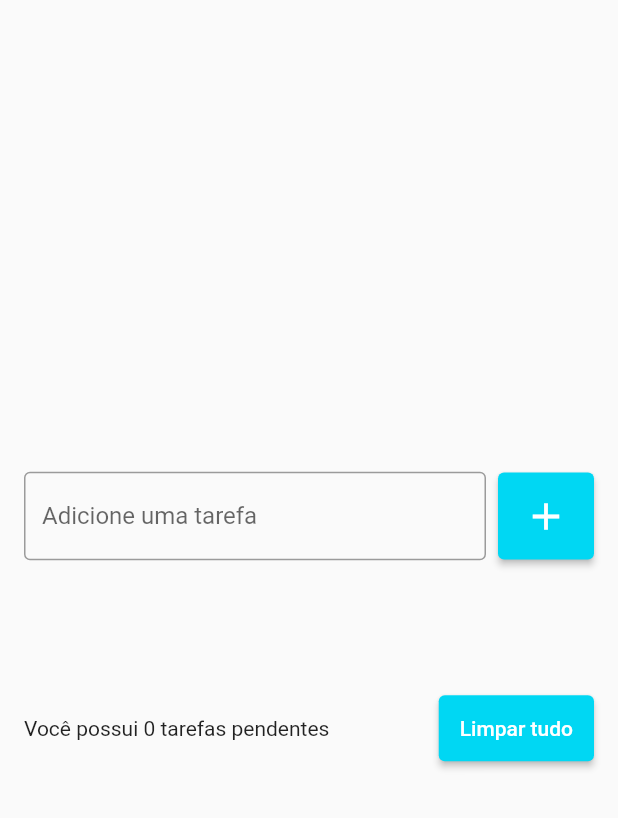
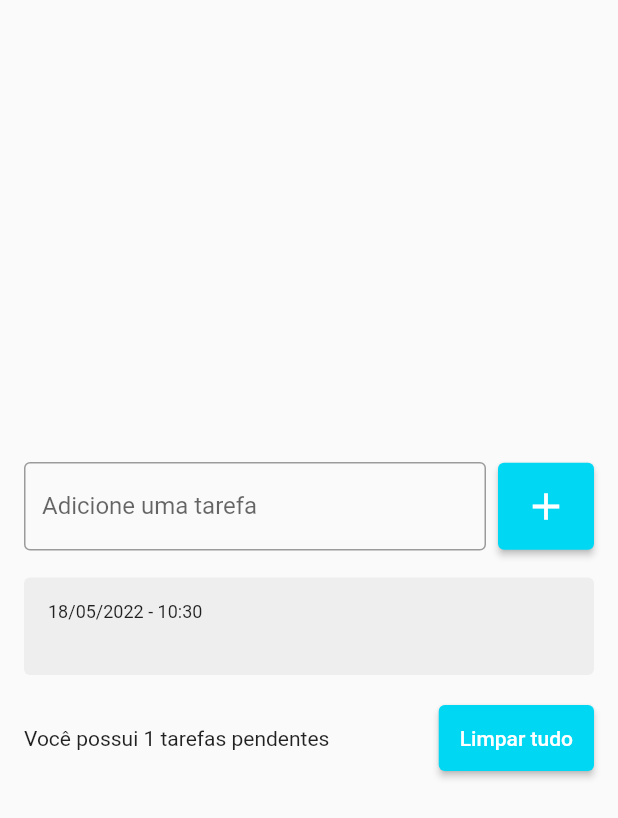
Before and after one commit to tiagolivrera/todo_list, a Flutter app: the screen it shows after launch, after a tap on the "add" icon, on a phone screen of 412 x 824 dp. Shown: the top 818 px of the screen. Run offline on Flutter 3.47's test engine with Material 2 defaults, Android fonts, the phone set to English and light mode, and no system bars; drawn by our look-alikes of flutter_slidable.

Commit message:
Fix day and time, todo items using flutter_slidable

```diff
--- a/lib/main.dart
+++ b/lib/main.dart
@@ -11,6 +11,7 @@ class MyApp extends StatelessWidget {
   @override
   Widget build(BuildContext context) {
     return MaterialApp(
+      debugShowCheckedModeBanner: false, // retira a marcacao de debug no app
       home: TodoListPage(),
     );
   }
--- /dev/null
+++ b/lib/models/todo.dart
@@ -0,0 +1,6 @@
+class Todo {
+  Todo({required this.title, required this.dateTime});
+
+  String title;
+  DateTime dateTime;
+}
--- a/lib/pages/todo_list_page.dart
+++ b/lib/pages/todo_list_page.dart
@@ -1,4 +1,6 @@
 import 'package:flutter/material.dart';
+import 'package:todo_list/models/todo.dart';
+import 'package:todo_list/widgets/todo_list_item.dart';
 
 class TodoListPage extends StatefulWidget {
   TodoListPage({Key? key}) : super(key: key);
@@ -10,14 +12,16 @@ class TodoListPage extends StatefulWidget {
 class _TodoListPageState extends State<TodoListPage> {
   final TextEditingController todoController = TextEditingController();
 
-  List<String> todos = [];
+  List<Todo> todos = [];
 
   @override
   Widget build(BuildContext context) {
-    return Scaffold(
+    return SafeArea(
+      // mantem os componentes dentro da area segura da tela
+      child: Scaffold(
         body: Center(
           child: Padding(
-          padding: const EdgeInsets.symmetric(horizontal: 16),
+            padding: const EdgeInsets.all(16),
             child: Column(
               mainAxisSize: MainAxisSize.min,
               children: [
@@ -41,9 +45,14 @@ class _TodoListPageState extends State<TodoListPage> {
                       onPressed: () {
                         String text = todoController.text;
                         setState(() {
-                        todos.add(text);
+                          Todo newTodo = Todo(
+                            title: text,
+                            dateTime: DateTime.now(),
+                          );
+                          todos.add(newTodo);
                         });
-                      todoController.clear(); // limpar o campo depois de adicionar a tarefa
+                        todoController
+                            .clear(); // limpar o campo depois de adicionar a tarefa
                       },
                       style: ElevatedButton.styleFrom(
                         primary: Color(0xff00d7f3),
@@ -59,16 +68,15 @@ class _TodoListPageState extends State<TodoListPage> {
                 SizedBox(
                   height: 16,
                 ),
-              Flexible(  // permite o scroll da lista
+                Flexible(
+                  // flexibiliza o espaco ocupado pela listview, dando scroll sem dar overflow
                   child: ListView(
+                    // permite o scroll da lista
                     shrinkWrap: true,
                     children: [
-                    for(String todo in todos)
-                      ListTile(
-                        title: Text(todo),
-                        onTap: () {
-                          print('tarefa: $todo');
-                        },
+                      for (Todo todo in todos)
+                        TodoListItem(
+                          todo: todo,
                         ),
                     ],
                   ),
@@ -80,7 +88,7 @@ class _TodoListPageState extends State<TodoListPage> {
                   children: [
                     Expanded(
                       child: Text(
-                      'Você possui 0 tarefas pendentes',
+                        'Você possui ${todos.length} tarefas pendentes',
                       ),
                     ),
                     SizedBox(
@@ -100,6 +108,7 @@ class _TodoListPageState extends State<TodoListPage> {
             ),
           ),
         ),
+      ),
     );
   }
 }
--- /dev/null
+++ b/lib/widgets/todo_list_item.dart
@@ -0,0 +1,55 @@
+import 'package:flutter/material.dart';
+import 'package:flutter_slidable/flutter_slidable.dart';
+import 'package:intl/intl.dart';
+
+import '../models/todo.dart';
+
+class TodoListItem extends StatelessWidget {
+  const TodoListItem({Key? key, required this.todo}) : super(key: key);
+
+  final Todo todo;
+
+  @override
+  Widget build(BuildContext context) {
+    return Slidable(
+      // import flutter_slidable
+      child: Container(
+        decoration: BoxDecoration(
+          borderRadius: BorderRadius.circular(4),
+          color: Colors.grey[200],
+        ),
+        margin: const EdgeInsets.symmetric(
+            vertical: 2), // espacamento dentro do container
+        padding: const EdgeInsets.all(16),
+        child: Column(
+          crossAxisAlignment: CrossAxisAlignment.stretch,
+          children: [
+            Text(
+              DateFormat('dd/MM/yyyy - HH:mm').format(
+                  todo.dateTime), // add dependencia intl no pubspec.yaml
+              style: TextStyle(
+                fontSize: 12,
+              ),
+            ),
+            Text(
+              todo.title,
+              style: TextStyle(
+                fontSize: 16,
+                fontWeight: FontWeight.w600,
+              ),
+            ),
+          ],
+        ),
+      ),
+      actionExtentRatio: 0.25,
+      actionPane: const SlidableStrechActionPane(),
+      secondaryActions: [
+        IconSlideAction(
+          color: Colors.red,
+          icon: Icons.delete,
+          onTap: () {},
+        ),
+      ],
+    );
+  }
+}
--- a/pubspec.yaml
+++ b/pubspec.yaml
@@ -34,6 +34,8 @@ dependencies:
   # The following adds the Cupertino Icons font to your application.
   # Use with the CupertinoIcons class for iOS style icons.
   cupertino_icons: ^1.0.2
+  intl:
+  flutter_slidable: ^0.6.0
 
 dev_dependencies:
   flutter_test:
```
Also changed, not shown: pubspec.lock. Lines whose indentation alone changed are shown as unchanged.
